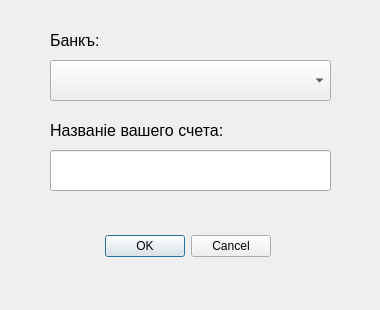
relsa228/CPP-university-projects, file 4 term (OOP)/LR_1/BankManager/Forms/LilForms/addacc.ui: the form before one commit.
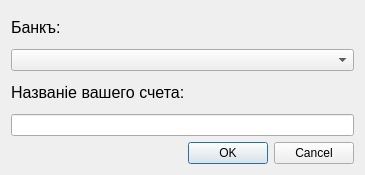
The form after the commit.

Diff of the .ui file:
```diff
--- a/4 term (OOP)/LR_1/BankManager/Forms/LilForms/addacc.ui
+++ b/4 term (OOP)/LR_1/BankManager/Forms/LilForms/addacc.ui
@@ -6,97 +6,67 @@
    <rect>
     <x>0</x>
     <y>0</y>
-    <width>380</width>
-    <height>310</height>
+    <width>365</width>
+    <height>175</height>
    </rect>
   </property>
   <property name="minimumSize">
    <size>
-    <width>380</width>
-    <height>310</height>
+    <width>0</width>
+    <height>0</height>
    </size>
   </property>
   <property name="maximumSize">
    <size>
-    <width>380</width>
-    <height>310</height>
+    <width>16777215</width>
+    <height>16777215</height>
    </size>
   </property>
   <property name="windowTitle">
    <string>Dialog</string>
   </property>
-  <widget class="QDialogButtonBox" name="buttonBox">
-   <property name="geometry">
-    <rect>
-     <x>20</x>
-     <y>230</y>
-     <width>251</width>
-     <height>32</height>
-    </rect>
-   </property>
-   <property name="orientation">
-    <enum>Qt::Horizontal</enum>
-   </property>
-   <property name="standardButtons">
-    <set>QDialogButtonBox::Cancel|QDialogButtonBox::Ok</set>
-   </property>
-  </widget>
-  <widget class="QLineEdit" name="AccName">
-   <property name="geometry">
-    <rect>
-     <x>50</x>
-     <y>150</y>
-     <width>281</width>
-     <height>41</height>
-    </rect>
-   </property>
-  </widget>
-  <widget class="QLabel" name="Bank_lable">
-   <property name="geometry">
-    <rect>
-     <x>50</x>
-     <y>30</y>
-     <width>71</width>
-     <height>20</height>
-    </rect>
-   </property>
-   <property name="font">
-    <font>
-     <pointsize>12</pointsize>
-    </font>
-   </property>
-   <property name="text">
-    <string>Банкъ:</string>
-   </property>
-  </widget>
-  <widget class="QLabel" name="Name_lable">
-   <property name="geometry">
-    <rect>
-     <x>50</x>
-     <y>120</y>
-     <width>181</width>
-     <height>20</height>
-    </rect>
-   </property>
-   <property name="font">
-    <font>
-     <pointsize>12</pointsize>
-    </font>
-   </property>
-   <property name="text">
-    <string>Названіе вашего счета:</string>
-   </property>
-  </widget>
-  <widget class="QComboBox" name="BankComboBox">
-   <property name="geometry">
-    <rect>
-     <x>50</x>
-     <y>60</y>
-     <width>281</width>
-     <height>41</height>
-    </rect>
-   </property>
-  </widget>
+  <layout class="QVBoxLayout" name="verticalLayout">
+   <item>
+    <widget class="QLabel" name="Bank_lable">
+     <property name="font">
+      <font>
+       <pointsize>12</pointsize>
+      </font>
+     </property>
+     <property name="text">
+      <string>Банкъ:</string>
+     </property>
+    </widget>
+   </item>
+   <item>
+    <widget class="QComboBox" name="BankComboBox"/>
+   </item>
+   <item>
+    <widget class="QLabel" name="Name_lable">
+     <property name="font">
+      <font>
+       <pointsize>12</pointsize>
+      </font>
+     </property>
+     <property name="text">
+      <string>Названіе вашего счета:</string>
+     </property>
+    </widget>
+   </item>
+   <item>
+    <widget class="QLineEdit" name="AccName"/>
+   </item>
+   <item>
+    <widget class="QDialogButtonBox" name="buttonBox">
+     <property name="orientation">
+      <enum>Qt::Horizontal</enum>
+     </property>
+     <property name="standardButtons">
+      <set>QDialogButtonBox::Cancel|QDialogButtonBox::Ok</set>
+     </property>
+    </widget>
+   </item>
+  </layout>
  </widget>
  <resources/>
  <connections>
```
